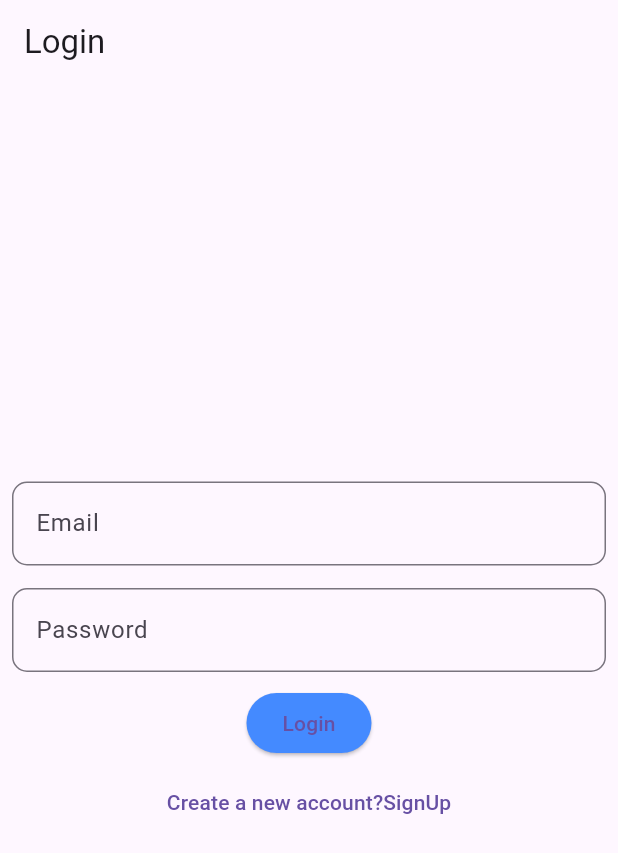
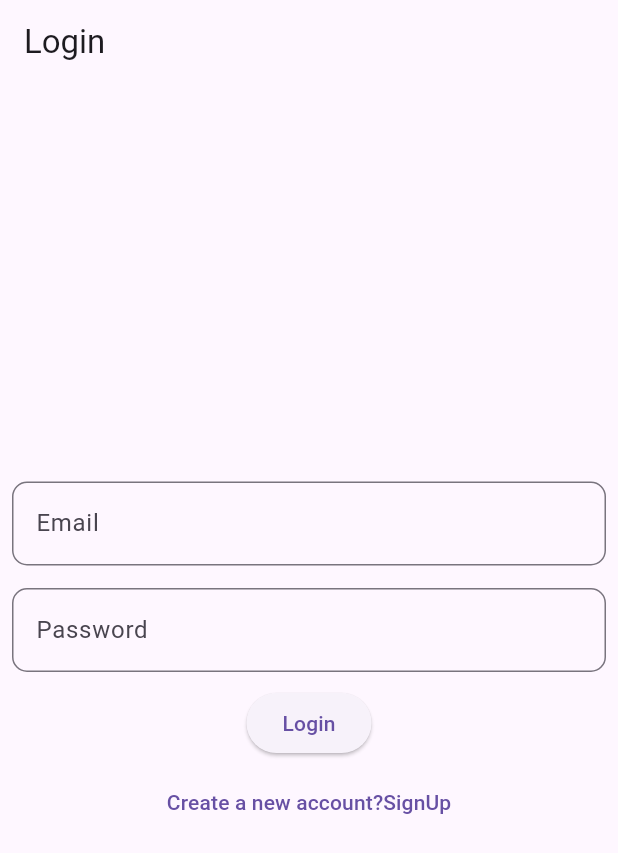
Before and after one commit to Shubham20052001/health_tracker, a Flutter app: the screen it shows after launch, on a phone screen of 412 x 824 dp. Shown: the top 853 px of the screen. Run offline on Flutter 3.47's test engine with Material 3 defaults, Android fonts, the phone set to English and light mode, and no system bars; our stand-ins replace cloud_firestore, firebase_auth, firebase_core; accounts and stored records are empty.

Commit message:
userModel changed & made styles file for button styles.

```diff
--- a/lib/model/user_model.dart
+++ b/lib/model/user_model.dart
@@ -1,7 +1,6 @@
 class UserModel {
   final String uid;
-  final String? username;
   final String? email;
 
-  UserModel(this.uid, this.username, this.email);
+  UserModel(this.uid, this.email);
 }
--- a/lib/res/components/buttons.dart
+++ b/lib/res/components/buttons.dart
@@ -3,14 +3,14 @@
 import 'package:flutter/material.dart';
 
 class Buttons {
-  static introButton({
+  static ButtonStyleButton introButton({
     required String title,
     required Function() onPress,
+    ButtonStyle? style,
   }) {
     return ElevatedButton(
       child: Text(title),
-      style: const ButtonStyle(
-          backgroundColor: MaterialStatePropertyAll(Colors.blueAccent)),
+      style: style,
       onPressed: onPress,
     );
   }
--- a/lib/res/components/components.dart
+++ b/lib/res/components/components.dart
@@ -7,9 +7,11 @@ class Components {
     required TextEditingController controller,
     required String hintText,
     required String labelText,
+    required bool hideText,
   }) {
     return TextField(
       controller: controller,
+      obscureText: hideText,
       decoration: InputDecoration(
         border: OutlineInputBorder(
           borderRadius: BorderRadius.circular(10),
--- a/lib/view/decider_view.dart
+++ b/lib/view/decider_view.dart
@@ -16,11 +16,17 @@ class DeciderView extends StatelessWidget {
       builder: (context, snapshot) {
         if (snapshot.connectionState == ConnectionState.active) {
           final UserModel? userModel = snapshot.data;
+          if (userModel != null) {
+            authService.setUser(
+              userModel.uid,
+              userModel.email!,
+            );
+          }
           return userModel == null ? const LoginScreen() : const HomeScreen();
         } else {
           return const Scaffold(
             body: Center(
-              // TODO: Implement connetion error response using images, texts etc.
+              // TODO: Implement connection error response using images, texts etc.
               child: CircularProgressIndicator(),
             ),
           );
--- a/lib/view/login_view.dart
+++ b/lib/view/login_view.dart
@@ -26,6 +26,7 @@ class LoginScreen extends StatelessWidget {
             padding: const EdgeInsets.symmetric(horizontal: 8.0),
             child: Components.myTextfield(
               controller: emailcontroller,
+              hideText: false,
               hintText: 'Enter your email',
               labelText: 'Email',
             ),
@@ -35,6 +36,7 @@ class LoginScreen extends StatelessWidget {
             padding: const EdgeInsets.symmetric(horizontal: 8.0),
             child: Components.myTextfield(
               controller: passwordcontroller,
+              hideText: true,
               hintText: 'Enter your password',
               labelText: 'Password',
             ),
--- a/lib/view/sign-in_view.dart
+++ b/lib/view/sign-in_view.dart
@@ -30,6 +30,7 @@ class SignUpScreen extends StatelessWidget {
             padding: const EdgeInsets.symmetric(horizontal: 8.0),
             child: Components.myTextfield(
               controller: namecontroller,
+              hideText: false,
               hintText: 'Enter your name',
               labelText: 'Username',
             ),
@@ -39,6 +40,7 @@ class SignUpScreen extends StatelessWidget {
             padding: const EdgeInsets.symmetric(horizontal: 8.0),
             child: Components.myTextfield(
               controller: emailcontroller,
+              hideText: false,
               hintText: 'Enter your email',
               labelText: 'Email',
             ),
@@ -48,6 +50,7 @@ class SignUpScreen extends StatelessWidget {
             padding: const EdgeInsets.symmetric(horizontal: 8.0),
             child: Components.myTextfield(
               controller: passwordcontroller,
+              hideText: true,
               hintText: 'Enter your password',
               labelText: 'Password',
             ),
```
Also changed, not shown: lib/repository/auth_services.dart (+7 -5 lines), lib/res/styles.dart (added, +8 -0 lines), lib/view/home_screen_view.dart (+45 -2 lines).
